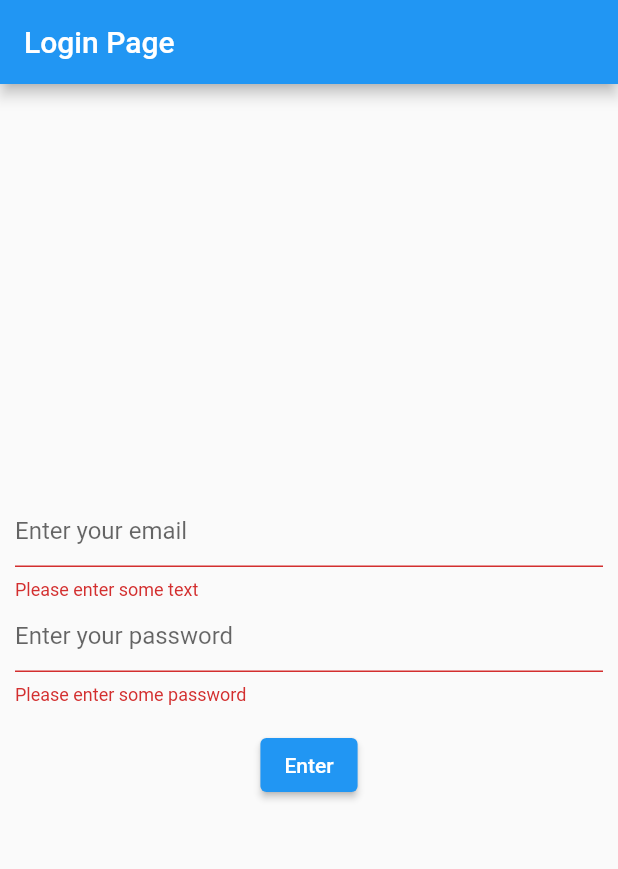
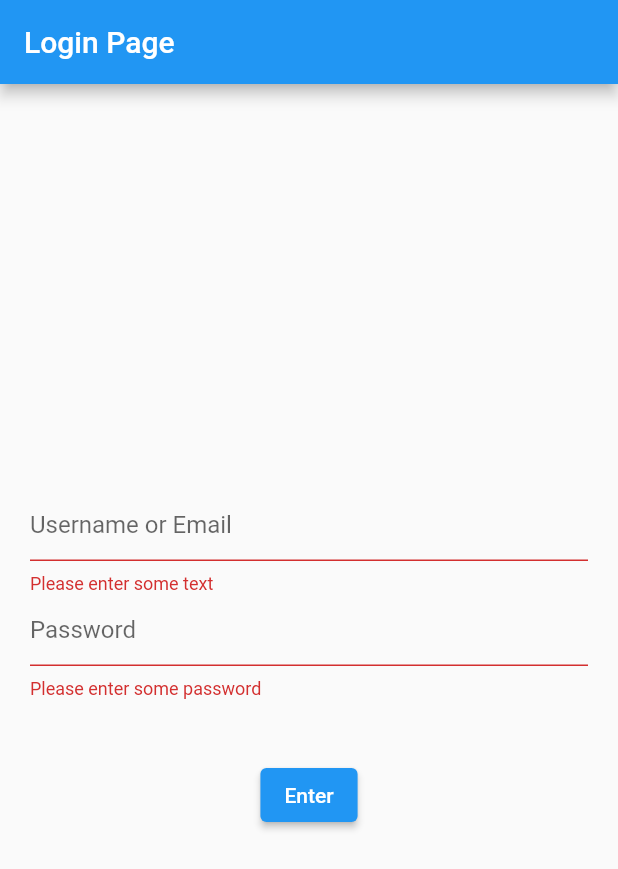
Before and after one commit to Miguelul/comida_app, a Flutter app: the screen it shows after launch, after a tap on "Enter", on a phone screen of 412 x 824 dp. Shown: the top 869 px of the screen. Run offline on Flutter 3.47's test engine with Material 2 defaults, Android fonts, the phone set to English and light mode, and no system bars; our stand-ins replace carousel_pro, flutter_svg.

Commit message:
Mejora en login

```diff
--- a/lib/src/screens/login/login_screen.dart
+++ b/lib/src/screens/login/login_screen.dart
@@ -1,14 +1,8 @@
-/// Flutter code sample for Form
 
-// This example shows a [Form] with one [TextFormField] to enter an email
-// address and an [ElevatedButton] to submit the form. A [GlobalKey] is used here
-// to identify the [Form] and validate input.
-//
-// ![](https://flutter.github.io/assets-for-api-docs/assets/widgets/form.png)
 
 import 'package:flutter/material.dart';
+import '../../../constants.dart';
 
-/// This is the main application widget.
 class LoginScreen extends StatelessWidget {
   static const String _title = 'Login Page';
 
@@ -17,6 +11,7 @@
     return MaterialApp(
       title: _title,
       home: Scaffold(
+
         appBar: AppBar(title: const Text(_title)),
         body: const LoginFormState(),
       ),
@@ -24,7 +19,6 @@
   }
 }
 
-/// This is the stateful widget that the main application instantiates.
 class LoginFormState extends StatefulWidget {
   const LoginFormState({Key key}) : super(key: key);
 
@@ -38,7 +32,7 @@
 
   @override
   Widget build(BuildContext context) {
-    var edgeInsets = EdgeInsets.all(10);
+    var edgeInsets = EdgeInsets.all(kDefaultPadding);
         return Form(
             key: _formKey,
             child: Container(
@@ -50,32 +44,25 @@
             children: <Widget>[
               TextFormField(
                 decoration: const InputDecoration(
-                  hintText: 'Enter your email',
+                  hintText: 'Username or Email',
                 ),
                 validator: (String value) {
-                  if (value == null || value.isEmpty) {
-                    return 'Please enter some text';
-                  }
-                  return null;
+                  return validaUsername(value);
                 },
               ),
               TextFormField(
                 decoration: const InputDecoration(
-                  hintText: 'Enter your password',
+                  hintText: 'Password',
                 ),
                 obscureText: true,
                 validator: (String value) {
-                  if (value == null || value.isEmpty) {
-                    return 'Please enter some password';
-                  }
-                  if (value.length < 6)
-                    return 'Password most have a least 6 charater.';
-                  return null;
+                  return validaPassword(value);
                 },
               ),
               Padding(
-                padding: const EdgeInsets.symmetric(vertical: 16.0),
-                child: ElevatedButton(
+                padding: const EdgeInsets.symmetric(vertical: kDefaultPadding),
+              ),
+              ElevatedButton(
                   onPressed: () {
                     // Validate will return true if the form is valid, or false if
                     // the form is invalid.
@@ -84,10 +71,26 @@
                     }
                   },
                   child: const Text('Enter'),
-                ),
-              ),
+                )
+              ,
             ],
           ),
         ));
   }
+
+  String validaUsername(String value) {
+    if (value == null || value.isEmpty) {
+      return 'Please enter some text';
+    }
+    return null;
+  }
+
+  String validaPassword(String value) {
+    if (value == null || value.isEmpty) {
+      return 'Please enter some password';
+    }
+    if (value.length < 6)
+      return 'Password most have a least 6 charater.';
+    return null;
+  }
 }
```
